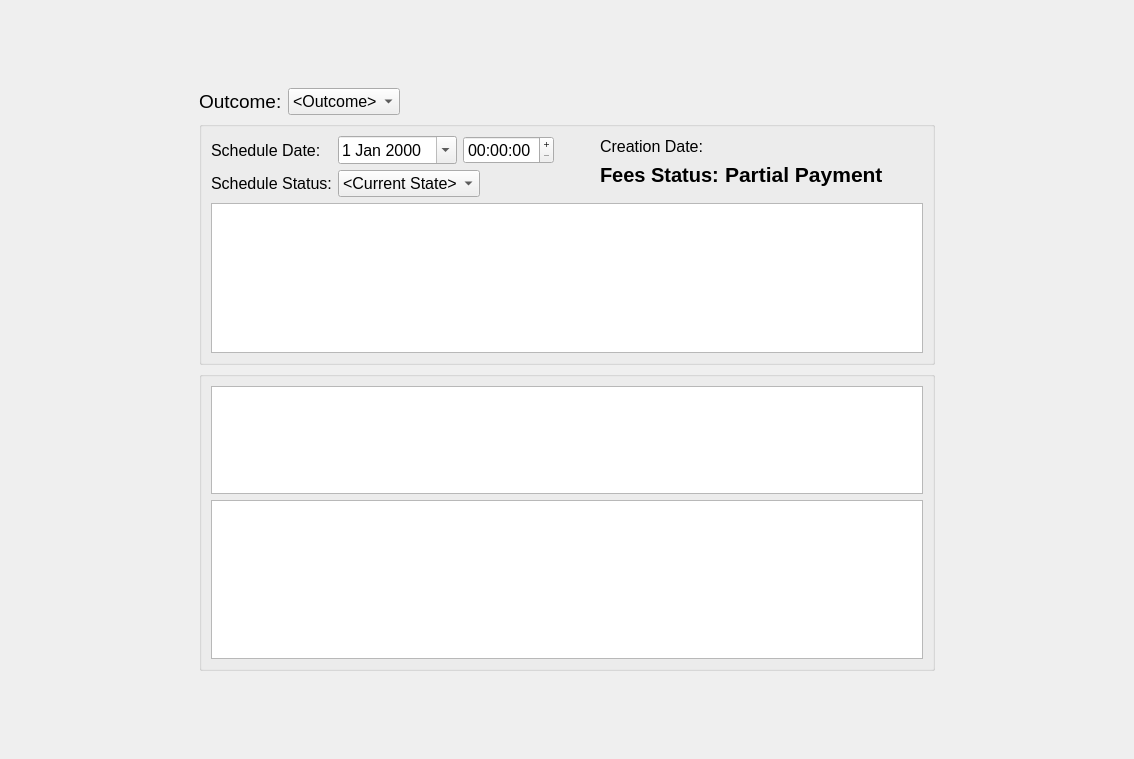
Old version of the form drc/gui/mediationsessionform.ui in the repository lansdon/cpts483_drc.
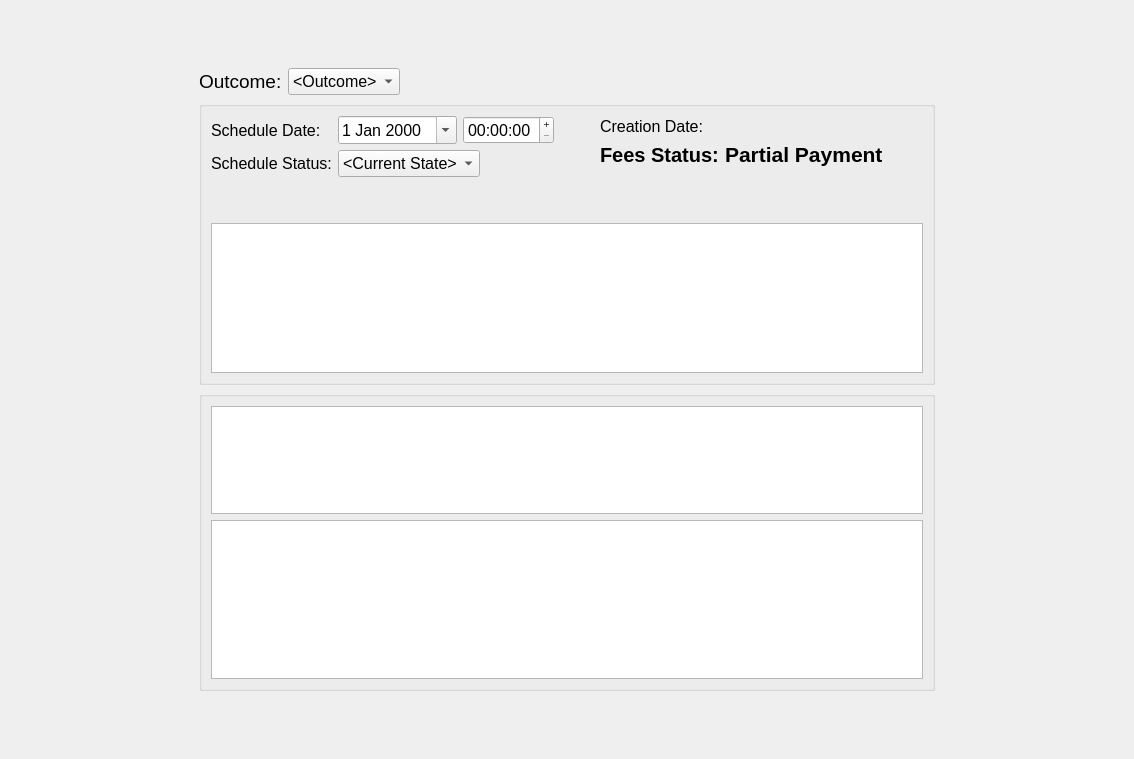
New version of the form.

Commit message: at table

The edit to the form file:
```diff
--- a/drc/gui/mediationsessionform.ui
+++ b/drc/gui/mediationsessionform.ui
@@ -248,6 +248,19 @@
           </item>
          </layout>
         </item>
+        <item>
+         <spacer name="verticalSpacer_3">
+          <property name="orientation">
+           <enum>Qt::Vertical</enum>
+          </property>
+          <property name="sizeHint" stdset="0">
+           <size>
+            <width>20</width>
+            <height>40</height>
+           </size>
+          </property>
+         </spacer>
+        </item>
         <item>
          <widget class="QTableWidget" name="feeDiplayTableWidget">
           <property name="maximumSize">
```
The commit also changes 2 other files.
